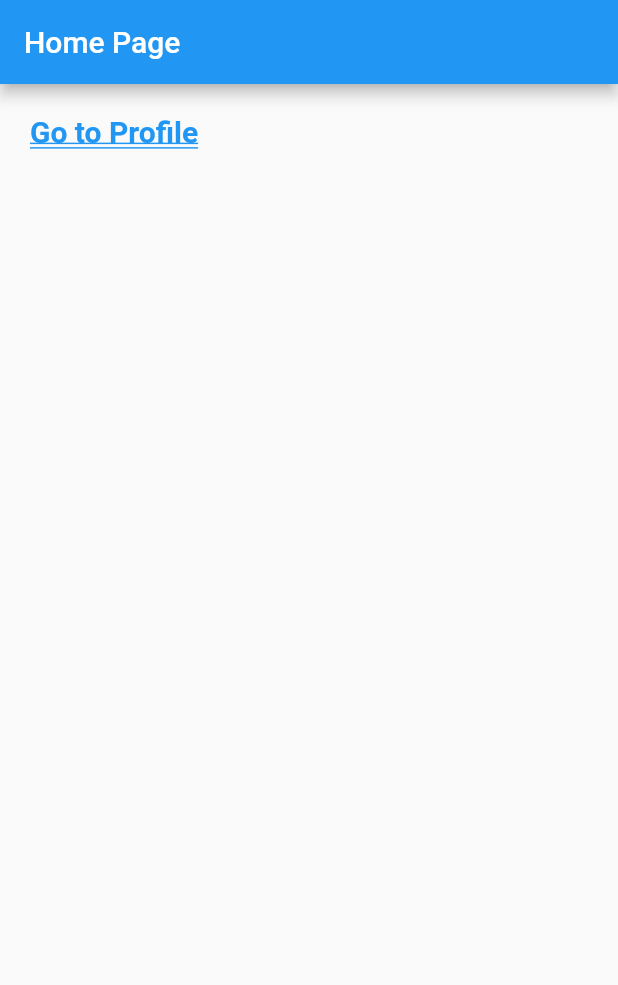
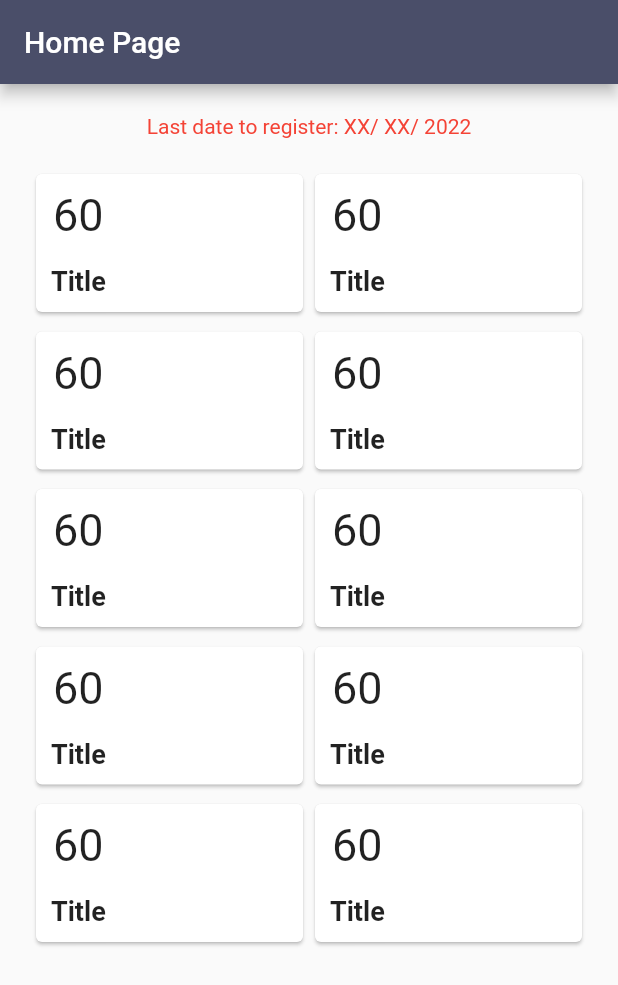
Before and after one commit to ABNarwal/MelaKDB, a Flutter app: the screen it shows after launch, on a phone screen of 412 x 824 dp. Shown: the top 985 px of the screen. Run offline on Flutter 3.47's test engine with Material 2 defaults, Android fonts, the phone set to English and light mode, and no system bars; our stand-ins replace file_picker, firebase_auth, firebase_core, fluttertoast, get, google_sign_in and 4 more; accounts and stored records are empty.

Commit message:
edited homepage

```diff
--- a/lib/pages/SearchByShopNumber.dart
+++ b/lib/pages/SearchByShopNumber.dart
@@ -93,7 +93,8 @@ class _SearchByShopNumberState extends State<SearchByShopNumber> {
               //         setFilter(dropdownvalue!);
               //       });
               //     }),
-                child: TextBo),
+              // child: TextBo
+            ),
             Expanded(
               child: ListView.builder(
                   itemCount:
--- a/lib/pages/home.dart
+++ b/lib/pages/home.dart
@@ -1,4 +1,5 @@
 import 'package:flutter/material.dart';
+import 'package:marquee/marquee.dart';
 import 'package:mgmt/pages/login.dart';
 import 'package:mgmt/pages/profile.dart';
 import 'package:mgmt/pages/SearchByCategory.dart';
@@ -14,17 +15,21 @@ class HomePage extends StatefulWidget {
 
 class _HomePageState extends State<HomePage> {
   @override
-  Widget build(BuildContext context) => Scaffold(
+  Widget build(BuildContext context) {
+    return Scaffold(
       appBar: AppBar(
         title: const Text('Home Page'),
-          backgroundColor: Colors.blue,
+        backgroundColor: Color(0xFF4a4e69),
       ),
-        body: Padding(
+      body: SingleChildScrollView(
+        child: Padding(
           padding: EdgeInsets.all(20.0),
+          child: Center(
             child: Column(
               mainAxisAlignment: MainAxisAlignment.start,
               crossAxisAlignment: CrossAxisAlignment.center,
               children: [
+                /*
                   GestureDetector(
                     onTap: () {
                       Navigator.push(
@@ -39,13 +44,157 @@ class _HomePageState extends State<HomePage> {
                       style: TextStyle(
                         fontWeight: FontWeight.bold,
                         fontSize: 20,
-                      color: Colors.blue,
+                        color: Color(0xFF4a4e69),
                         decorationStyle: TextDecorationStyle.double,
-                      decoration: TextDecoration.underline),
+                      ),
+                    ),
+                  ),
+                  */
+                Container(
+                  child: Text(
+                    'Last date to register: XX/ XX/ 2022',
+                    style: TextStyle(color: Colors.red),
+                  ),
+                ),
+                const SizedBox(
+                  height: 20,
+                ),
+                // Container(
+                //   child: Text(
+                //     'Last date to register: XX/ XX/ 2022',
+                //     style: TextStyle(color: Colors.red),
+                //   ),
+                // ),
+                //   SingleChildScrollView(
+                //     scrollDirection: Axis.horizontal,
+                //     child: Row(
+                //       children: [
+                //         Container(
+                //           color: Colors.green, // Yellow
+                //           height: 200.0,
+                //           width: 200.0,
+                //         ),
+                //         Container(
+                //           color: Colors.red, // Yellow
+                //           height: 200.0,
+                //           width: 200.0,
+                //         ),
+                //         Container(
+                //           color: Colors.yellow, // Yellow
+                //           height: 200.0,
+                //           width: 200.0,
+                //         ),
+                //         Container(
+                //           color: Colors.black, // Yellow
+                //           height: 200.0,
+                //           width: 200.0,
+                //         ),
+                //       ],
+                //     ),
+                //   )
+                GridView.builder(
+                  shrinkWrap: true,
+                  // padding: const EdgeInsets.symmetric(horizontal: 30),
+                  itemCount: 10,
+                  itemBuilder: (ctx, i) {
+                    return Card(
+                      child: Container(
+                        height: 100,
+                        decoration: BoxDecoration(
+                            borderRadius: BorderRadius.circular(20)),
+                        margin: EdgeInsets.all(5),
+                        padding: EdgeInsets.all(5),
+                        child: Stack(
+                          children: [
+                            Column(
+                              // mainAxisAlignment: MainAxisAlignment.center,
+                              // crossAxisAlignment: CrossAxisAlignment.center,
+                              children: [
+                                Expanded(
+                                  child: Text(
+                                    '60',
+                                    style: TextStyle(fontSize: 30),
+                                  ),
+                                ),
+                                Text(
+                                  'Title',
+                                  style: TextStyle(
+                                    fontSize: 18,
+                                    fontWeight: FontWeight.bold,
+                                  ),
+                                ),
+                              ],
+                            ),
+                          ],
+                        ),
+                      ),
+                    );
+                  },
+                  gridDelegate: SliverGridDelegateWithFixedCrossAxisCount(
+                    crossAxisCount: 2,
+                    childAspectRatio: 1.0,
+                    crossAxisSpacing: 0.0,
+                    mainAxisSpacing: 5,
+                    mainAxisExtent: 100,
                   ),
                 ),
               ],
             ),
           ),
+        ),
+      ),
     );
   }
+}
+
+class HorizList extends StatelessWidget {
+  @override
+  Widget build(BuildContext context) {
+    return new Container(
+      height: 100.0,
+      child: new ListView.builder(
+        itemBuilder: (context, index) {
+          return new Card(
+              child: new Container(
+            width: 80.0,
+            child: new Text('Hello'),
+            alignment: Alignment.center,
+          ));
+        },
+        scrollDirection: Axis.horizontal,
+      ),
+    );
+  }
+}
+
+Widget _buildMarquee() {
+  return Marquee(
+    text: 'GeeksforGeeks.org was created'
+        ' with a goal in mind to provide well written,'
+        ' well thought and well explained solutions for'
+        ' selected questions. The core team of five super geeks constituting'
+        ' of technology lovers and computer science enthusiasts'
+        ' have been constantly working in this direction ',
+  );
+}
+
+Widget _buildComplexMarquee() {
+  return Marquee(
+    text: 'GeeksforGeeks is a one-stop destination for programmers.',
+    style: TextStyle(fontWeight: FontWeight.bold, color: Colors.red),
+    scrollAxis: Axis.horizontal,
+    crossAxisAlignment: CrossAxisAlignment.start,
+    blankSpace: 20.0,
+    velocity: 100.0,
+    pauseAfterRound: Duration(seconds: 1),
+    showFadingOnlyWhenScrolling: true,
+    fadingEdgeStartFraction: 0.1,
+    fadingEdgeEndFraction: 0.1,
+    numberOfRounds: 3,
+    startPadding: 10.0,
+    accelerationDuration: Duration(seconds: 1),
+    accelerationCurve: Curves.linear,
+    decelerationDuration: Duration(milliseconds: 500),
+    decelerationCurve: Curves.easeOut,
+  );
+}
--- a/pubspec.yaml
+++ b/pubspec.yaml
@@ -29,6 +29,7 @@ environment:
 dependencies:
   cloud_firestore: ^3.1.18
   cupertino_icons: ^1.0.5
+  dropdown_search: ^5.0.2
   file_picker: ^4.6.1
   firebase_auth: ^3.3.20
   firebase_core: ^1.18.0
@@ -40,10 +41,10 @@ dependencies:
   google_sign_in: ^5.3.3
   http: ^0.13.4
   image_picker: ^0.8.5+3
+  marquee: ^2.2.3
   provider: ^6.0.3
   snippet_coder_utils: ^1.0.12
   timelines: ^0.1.0
-  dropdown_search: ^5.0.2
 
 dev_dependencies:
   flutter_lints: ^2.0.0
```
Also changed, not shown: lib/pages/details.dart (+7 -3 lines), pubspec.lock. Lines whose indentation alone changed are shown as unchanged.
